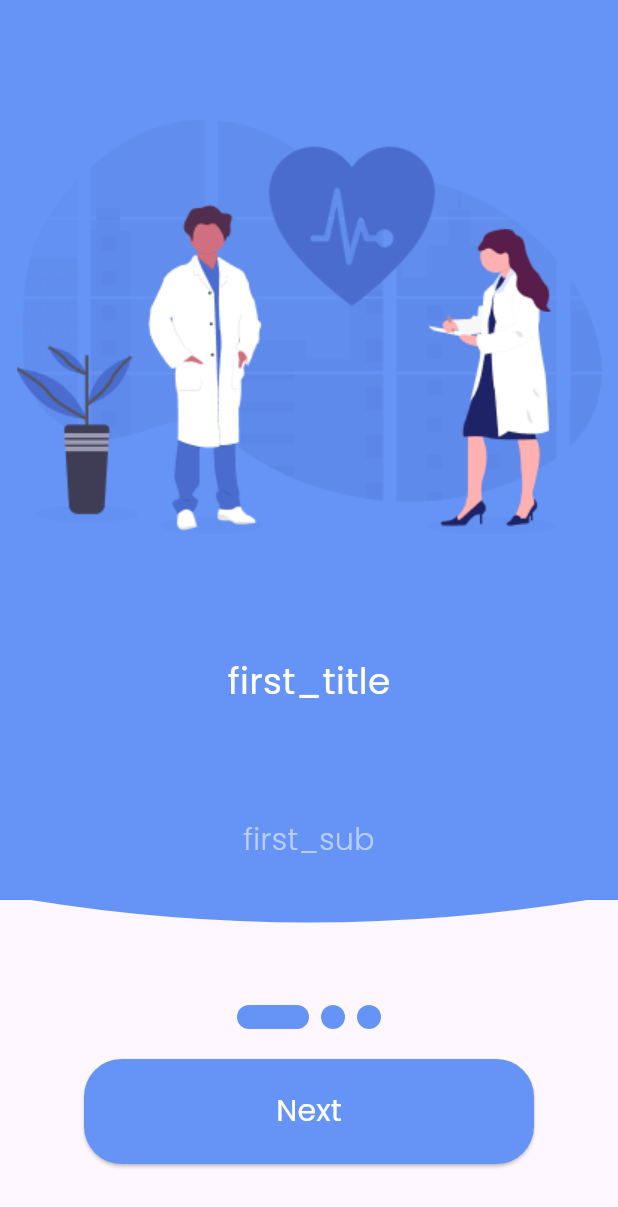
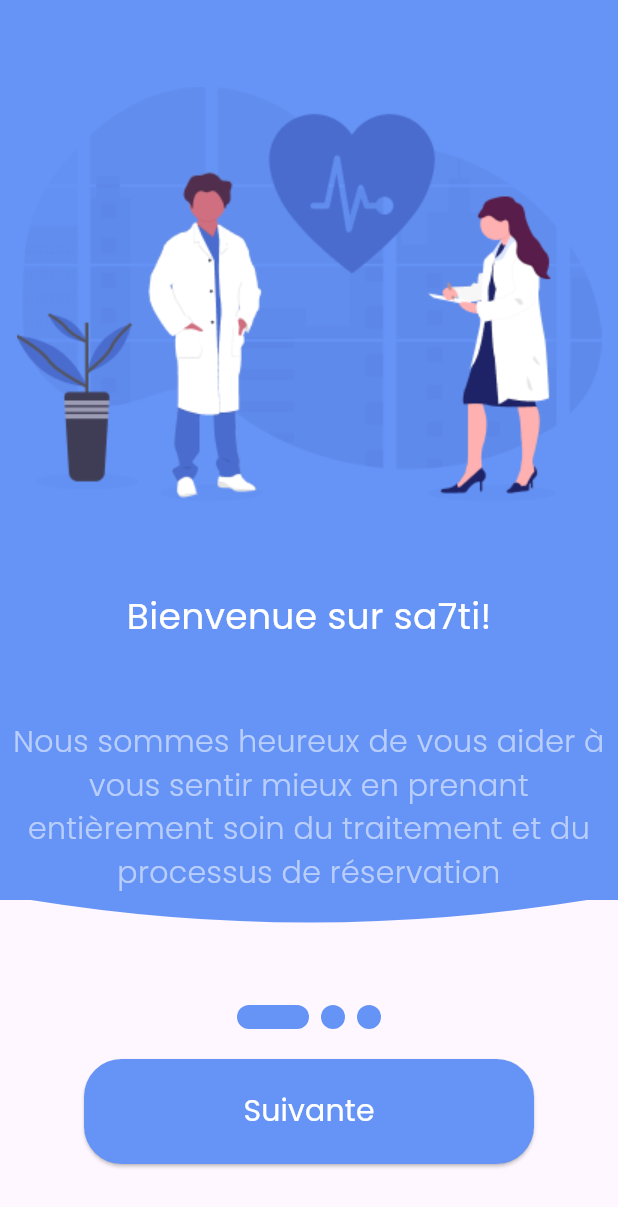
Before and after one commit to diaazg/ser2, a Flutter app: the screen it shows after launch, on a phone screen of 412 x 824 dp. Shown: the top 1207 px of the screen. Run offline on Flutter 3.47's test engine with Material 3 defaults, Android fonts, the phone set to English and light mode, and no system bars; drawn by our look-alikes of smooth_page_indicator; our stand-ins replace awesome_bottom_bar, cloud_firestore, dartz, firebase_auth, firebase_core, firebase_storage and 8 more; accounts and stored records are empty.

Commit message:
edit spalsh , set app name and icon

```diff
--- a/lib/features/splash/presentation/logic/pages_bloc/pages_bloc.dart
+++ b/lib/features/splash/presentation/logic/pages_bloc/pages_bloc.dart
@@ -8,14 +8,14 @@
   final PageController controller ;
 
   bool isLastPage = false;
-  String buttonText = 'Next' ;
+  String buttonText = 'Suivante' ;
   void pictureChange(int index){
 
      isLastPage = index == 2;
      if(isLastPage){
-      buttonText = 'Get started' ;
+      buttonText = 'Commencer' ;
      } else {
-      buttonText = 'Next' ;
+      buttonText = 'Suivante' ;
      }
      emit(InitSplash()) ;
   }
@@ -28,9 +28,9 @@
     );
      isLastPage = index == 2;
      if(isLastPage){
-      buttonText = 'Get started' ;
+      buttonText = 'Commencer' ;
      } else {
-      buttonText = 'Next' ;
+      buttonText = 'Suivante' ;
      }
      emit(InitSplash()) ;
 
--- a/lib/features/splash/presentation/views/splash_screen.dart
+++ b/lib/features/splash/presentation/views/splash_screen.dart
@@ -15,15 +15,15 @@
     final controller = PageController();
     final splashBloc = SplashScreenCubit(controller);
     Size size = MediaQuery.of(context).size;
-    return  Scaffold(
-      body: BlocConsumer<SplashScreenCubit,SplashState>(
+    return Scaffold(
+      body: BlocConsumer<SplashScreenCubit, SplashState>(
         bloc: splashBloc,
-        builder: (context,state) {
-          return  Column(
+        builder: (context, state) {
+          return Column(
             children: [
               SizedBox(
                 height: 650,
-                child:PageView(
+                child: PageView(
                   onPageChanged: (index) {
                     splashBloc.pictureChange(index);
                   },
@@ -32,35 +32,33 @@
                     SplashPageElement(
                       size: size,
                       img: 1,
-                  title: 'first_title',
+                      title: 'Bienvenue sur sa7ti!',
                       description:
-                  'first_sub',
+                          'Nous sommes heureux de vous aider à vous sentir mieux en prenant entièrement soin du traitement et du processus de réservation',
                     ),
                     SplashPageElement(
                         size: size,
                         img: 2,
-                    title: 'second_title',
-                    description: 'second_sub'),
+                        title: 'Les meilleurs spécialistes !',
+                        description: 'Traitement par le meilleur spécialiste du monde'),
                     SplashPageElement(
                       size: size,
                       img: 3,
-                  title: 'third_title',
-                  description: 'third_sub',
+                      title: 'Commencer!',
+                      description: 'Rendre le processus de guérison plus facile et plus rapide',
                     ),
-
                   ],
                 ),
-
               ),
               const SizedBox(
                 height: 20,
               ),
-
               SmoothPageIndicator(
                 controller: splashBloc.controller,
                 count: 3,
-            effect:const ExpandingDotsEffect(
-                dotColor: Color(0xFF6694F6), activeDotColor: Color(0xFF6694F6)),
+                effect: const ExpandingDotsEffect(
+                    dotColor: Color(0xFF6694F6),
+                    activeDotColor: Color(0xFF6694F6)),
                 onDotClicked: (index) {
                   splashBloc.smoothChange(index);
                 },
@@ -73,26 +71,26 @@
                   splashBloc.controller.nextPage(
                       duration: const Duration(milliseconds: 500),
                       curve: Curves.ease);
-                      if(splashBloc.buttonText=='Get started'){
-                        Navigator.push(context, MaterialPageRoute(builder: (context)=> LoginPage()));
+                  if (splashBloc.buttonText == 'Commencer') {
+                    Navigator.push(context,
+                        MaterialPageRoute(builder: (context) => LoginPage()));
                   }
                 },
                 style: ElevatedButton.styleFrom(
                     backgroundColor: Kcolors.blueBackground,
                     minimumSize: const Size(300, 70),
-
                     shape: RoundedRectangleBorder(
                         borderRadius: BorderRadius.circular(25))),
                 child: Text(
                   splashBloc.buttonText,
-              style:  Kcolors.fontMain
-                  .copyWith(color: Colors.white, fontWeight: FontWeight.normal),
+                  style: Kcolors.fontMain.copyWith(
+                      color: Colors.white, fontWeight: FontWeight.normal),
                 ),
               )
-
             ],
           );
-        }, listener: (BuildContext context, SplashState state) {  },
+        },
+        listener: (BuildContext context, SplashState state) {},
       ),
     );
   }
--- a/pubspec.yaml
+++ b/pubspec.yaml
@@ -52,10 +52,14 @@
   timezone: ^0.9.3
   loading_animation_widget: ^1.2.1
   pull_to_refresh_flutter3: ^2.0.2
+  flutter_launcher_icons: ^0.13.1
 
 dev_dependencies:
   flutter_test:
     sdk: flutter
+flutter_icons:
+  android: true
+  image_path: "images/logo.png"
 
   # The "flutter_lints" package below contains a set of recommended lints to
   # encourage good coding practices. The lint set provided by the package is
```
Also changed, not shown: pubspec.lock, 1 other file. Lines whose indentation alone changed are shown as unchanged.
